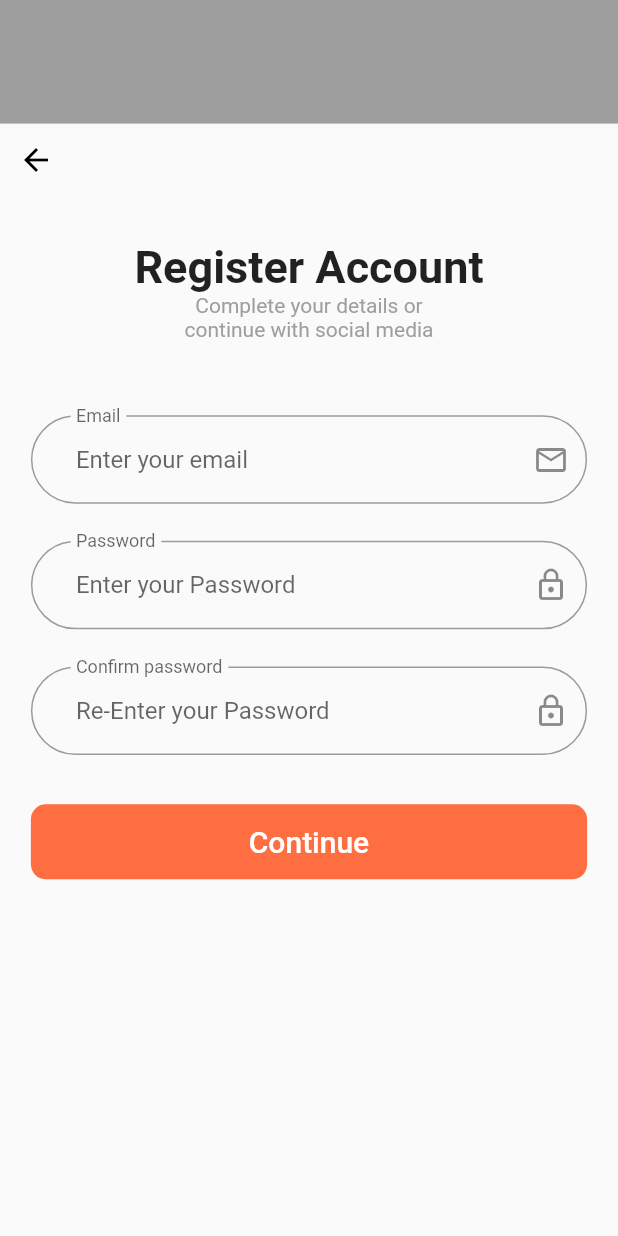
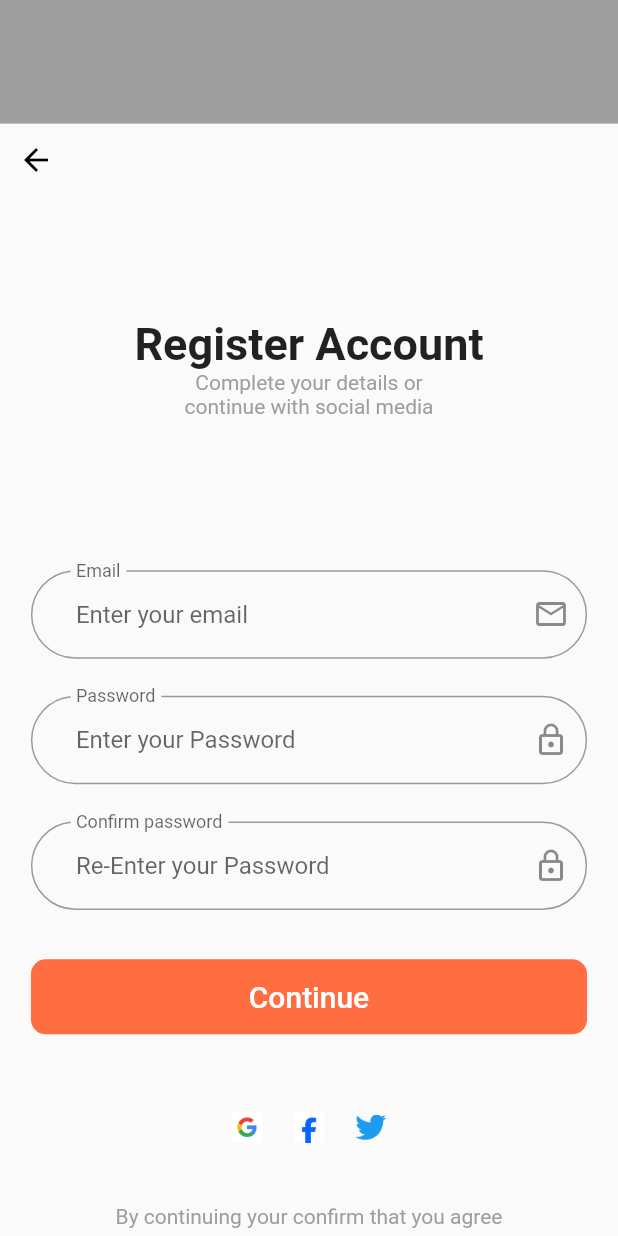
Before and after one commit to MahmoudMushtaha98/E-commerce, a Flutter app: the screen it shows after launch, on a phone screen of 412 x 824 dp. Run offline on Flutter 3.47's test engine with Material 2 defaults, Android fonts, the phone set to English and light mode, and no system bars.

Commit message:
E-commerce App

```diff
--- /dev/null
+++ b/lib/screen/login_screen.dart
@@ -0,0 +1,10 @@
+import 'package:flutter/material.dart';
+
+class LoginScreen extends StatelessWidget {
+  const LoginScreen({Key? key}) : super(key: key);
+
+  @override
+  Widget build(BuildContext context) {
+    return const Placeholder();
+  }
+}
--- a/lib/screen/register_screen.dart
+++ b/lib/screen/register_screen.dart
@@ -1,3 +1,5 @@
+import 'package:evgo/screen/register_screen.dart';
+import 'package:evgo/widget/circle_widget.dart';
 import 'package:evgo/widget/header_widget.dart';
 import 'package:flutter/material.dart';
 
@@ -15,8 +17,11 @@ class RegisterScreen extends StatelessWidget {
     double height = MediaQuery.of(context).size.height;
     return Scaffold(
       body: Column(
+        mainAxisAlignment: MainAxisAlignment.spaceBetween,
         children: [
           HeaderWidget(width: width, height: height),
+          Column(
+            children: [
               const SizedBox(height: 30,),
               const Text('Register Account',style: TextStyle(fontSize: 30,fontWeight: FontWeight.bold),),
               SizedBox(
@@ -26,6 +31,10 @@ class RegisterScreen extends StatelessWidget {
                   textAlign: TextAlign.center,
                 ),
               ),
+            ],
+          ),
+          Column(
+            children: [
               SizedBox(height: height*0.06,),
               buildTextFormField(width,'Email', Icons.email_outlined,'Enter your email'),
               SizedBox(height: height*0.03,),
@@ -35,7 +44,30 @@ class RegisterScreen extends StatelessWidget {
               SizedBox(height: height*0.04,),
               ButtonWidget(width: width,callBack: () {
                 Navigator.push(context, MaterialPageRoute(builder: (context) => CompleteProfileScreen(),));
-          },)
+              },),
+            ],
+          ),
+          Column(
+            children: [
+              Row(
+                mainAxisAlignment: MainAxisAlignment.center,
+                children: [
+                  CircleWidget(width: width,url: 'images/google.webp',),
+                  SizedBox(width: width*0.05,),
+                  CircleWidget(width: width,url: 'images/unnamed.png',),
+                  SizedBox(width: width*0.05,),
+                  CircleWidget(width: width,url: 'images/Logo_of_Twitter.svg.webp',)
+
+                ],
+              ),
+              SizedBox(height: height*0.05,),
+              const Text('By continuing your confirm that you agree',
+                style: TextStyle(color: Colors.grey),
+                textAlign: TextAlign.center,
+              ),
+              const SizedBox(height: 5,)
+            ],
+          )
         ],
       ),
     );
--- /dev/null
+++ b/lib/widget/circle_widget.dart
@@ -0,0 +1,23 @@
+import 'package:flutter/material.dart';
+
+class CircleWidget extends StatelessWidget {
+  const CircleWidget({
+    super.key,
+    required this.width, required this.url,
+  });
+
+  final double width;
+  final String url;
+
+  @override
+  Widget build(BuildContext context) {
+    return Container(
+      width: width*0.05,
+      height: width*0.05,
+      decoration: const BoxDecoration(
+          shape: BoxShape.circle
+      ),
+      child: Image.asset(url),
+    );
+  }
+}
```
Also changed, not shown: images/Logo_of_Twitter.svg.webp (added), images/google.webp (added), images/unnamed.png (added). Lines whose indentation alone changed are shown as unchanged.
